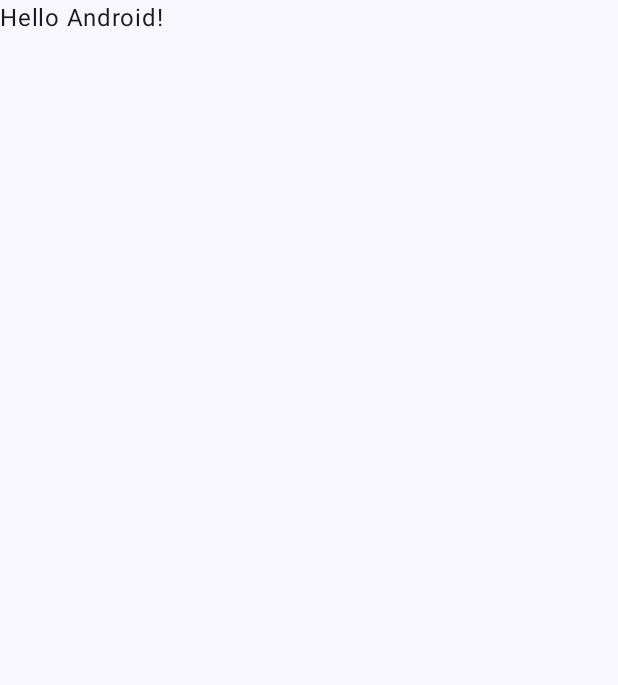
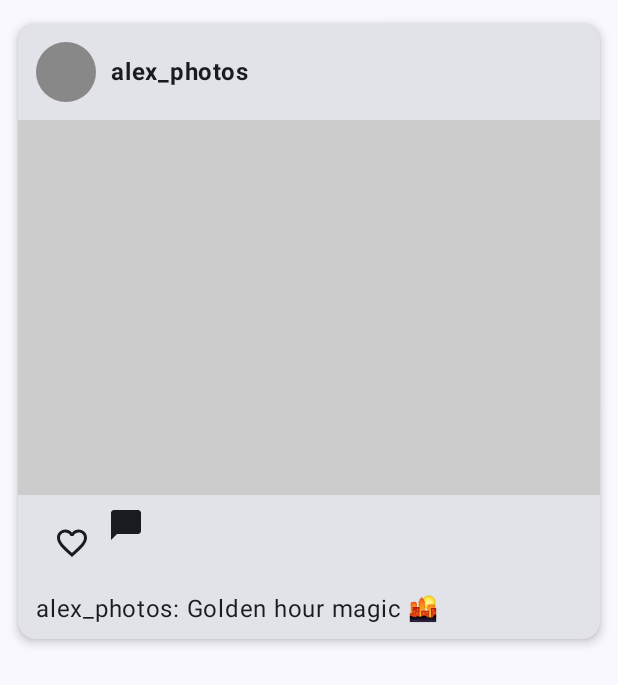
Before and after one commit to Leobej/NexusAura, an Android app built with Jetpack Compose: the screen it shows after launch (MainActivity), on a phone screen of 412 x 824 dp. Before the commit the part shown is almost empty. Shown: the top 685 px of the screen. Run offline under Robolectric (Android 15) with nearby library versions, the phone set to English and light mode, and no system bars; our stand-ins replace Dagger/Hilt's generated code; pictures from the network do not load.

Commit message:
feat: Add feed feature with Hilt DI and Compose UI
Introduces a feed screen with post cards using Jetpack Compose, a fake repository for feed data, and a FeedViewModel with Hilt dependency injection. Updates build configuration for Hilt, Kotlin 17, and required dependencies. Sets up application class for Hilt, and wires feed data flow from repository to UI.

```diff
--- a/NexusAuraAndroid/app/src/main/AndroidManifest.xml
+++ b/NexusAuraAndroid/app/src/main/AndroidManifest.xml
@@ -3,6 +3,7 @@
     xmlns:tools="http://schemas.android.com/tools">
 
     <application
+        android:name=".NexusAuraApp"
         android:allowBackup="true"
         android:dataExtractionRules="@xml/data_extraction_rules"
         android:fullBackupContent="@xml/backup_rules"
--- a/NexusAuraAndroid/app/src/main/java/com/nexus/aura/MainActivity.kt
+++ b/NexusAuraAndroid/app/src/main/java/com/nexus/aura/MainActivity.kt
@@ -4,24 +4,36 @@
 import androidx.activity.ComponentActivity
 import androidx.activity.compose.setContent
 import androidx.activity.enableEdgeToEdge
-import androidx.compose.foundation.layout.fillMaxSize
 import androidx.compose.foundation.layout.padding
 import androidx.compose.material3.Scaffold
 import androidx.compose.material3.Text
 import androidx.compose.runtime.Composable
+import androidx.compose.runtime.collectAsState
+import androidx.compose.runtime.getValue
 import androidx.compose.ui.Modifier
 import androidx.compose.ui.tooling.preview.Preview
+import androidx.hilt.navigation.compose.hiltViewModel
+import com.nexus.aura.domain.models.FeedViewModel
+import com.nexus.aura.ui.feature.feed.FeedScreen
 import com.nexus.aura.ui.theme.NexusAuraAndroidTheme
+import dagger.hilt.android.AndroidEntryPoint
 
+@AndroidEntryPoint
 class MainActivity : ComponentActivity() {
     override fun onCreate(savedInstanceState: Bundle?) {
         super.onCreate(savedInstanceState)
         enableEdgeToEdge()
         setContent {
             NexusAuraAndroidTheme {
-                Scaffold(modifier = Modifier.fillMaxSize()) { innerPadding ->
-                    Greeting(
-                        name = "Android",
+                val feedViewModel: FeedViewModel = hiltViewModel()
+                val posts by feedViewModel.feedPosts.collectAsState()
+
+                Scaffold { innerPadding ->
+                    FeedScreen(
+                        posts = posts,
+                        onLikeClicked = { feedViewModel.toggleLike(it) },
+                        onCommentClicked = { /* navigate to comment */ },
+                        onProfileClicked = { /* TODO */ },
                         modifier = Modifier.padding(innerPadding)
                     )
                 }
--- /dev/null
+++ b/NexusAuraAndroid/app/src/main/java/com/nexus/aura/NexusAuraApp.kt
@@ -0,0 +1,7 @@
+package com.nexus.aura
+
+import android.app.Application
+import dagger.hilt.android.HiltAndroidApp
+
+@HiltAndroidApp
+class NexusAuraApp : Application()
--- /dev/null
+++ b/NexusAuraAndroid/app/src/main/java/com/nexus/aura/data/model/Post.kt
@@ -0,0 +1,12 @@
+package com.nexus.aura.data.model
+
+data class Post(
+    val id: String,
+    val userId: String,
+    val username: String,
+    val userProfilePic: String,
+    val imageUrl: String,
+    val caption: String,
+    val timestamp: Long,
+    val isLiked: Boolean = false
+)
--- /dev/null
+++ b/NexusAuraAndroid/app/src/main/java/com/nexus/aura/di/hilt/FeedModule.kt
@@ -0,0 +1,18 @@
+package com.nexus.aura.di.hilt
+
+import com.nexus.aura.domain.repository.FakeFeedRepository
+import com.nexus.aura.domain.repository.FeedRepository
+import dagger.Module
+import dagger.Provides
+import dagger.hilt.InstallIn
+import dagger.hilt.components.SingletonComponent
+import javax.inject.Singleton
+
+@Module
+@InstallIn(SingletonComponent::class)
+object FeedModule {
+
+    @Provides
+    @Singleton
+    fun provideFeedRepository(): FeedRepository = FakeFeedRepository()
+}
--- /dev/null
+++ b/NexusAuraAndroid/app/src/main/java/com/nexus/aura/domain/models/FeedViewModel.kt
@@ -0,0 +1,38 @@
+package com.nexus.aura.domain.models
+
+import androidx.lifecycle.ViewModel
+import androidx.lifecycle.viewModelScope
+import com.nexus.aura.data.model.Post
+import com.nexus.aura.domain.repository.FeedRepository
+import dagger.hilt.android.lifecycle.HiltViewModel
+import kotlinx.coroutines.flow.MutableStateFlow
+import kotlinx.coroutines.flow.StateFlow
+import kotlinx.coroutines.flow.asStateFlow
+import kotlinx.coroutines.launch
+import javax.inject.Inject
+
+@HiltViewModel
+class FeedViewModel @Inject constructor(
+    private val repository: FeedRepository
+) : ViewModel() {
+
+    private val _feedPosts = MutableStateFlow<List<Post>>(emptyList())
+    val feedPosts: StateFlow<List<Post>> = _feedPosts.asStateFlow()
+
+    init {
+        loadPosts()
+    }
+
+    private fun loadPosts() {
+        viewModelScope.launch {
+            _feedPosts.value = repository.getFeedPosts()
+        }
+    }
+
+    fun toggleLike(post: Post) {
+        // Simulate toggling like (you can update your backend here)
+        _feedPosts.value = _feedPosts.value.map {
+            if (it.id == post.id) it.copy(isLiked = !it.isLiked) else it
+        }
+    }
+}
--- /dev/null
+++ b/NexusAuraAndroid/app/src/main/java/com/nexus/aura/domain/repository/FakeFeedRepository.kt
@@ -0,0 +1,23 @@
+package com.nexus.aura.domain.repository
+
+import com.nexus.aura.data.model.Post
+import kotlinx.coroutines.delay
+import javax.inject.Inject
+
+class FakeFeedRepository @Inject constructor() : FeedRepository {
+    override suspend fun getFeedPosts(): List<Post> {
+        // Simulate network delay
+        delay(1000)
+        return listOf(
+            Post(
+                id = "1",
+                userId = "u1",
+                username = "alex_photos",
+                userProfilePic = "https://randomuser.me/api/portraits/men/1.jpg",
+                imageUrl = "https://picsum.photos/600/300",
+                caption = "Golden hour magic 🌇",
+                timestamp = System.currentTimeMillis()
+            )
+        )
+    }
+}
--- /dev/null
+++ b/NexusAuraAndroid/app/src/main/java/com/nexus/aura/domain/repository/FeedRepository.kt
@@ -0,0 +1,7 @@
+package com.nexus.aura.domain.repository
+
+import com.nexus.aura.data.model.Post
+
+interface FeedRepository {
+    suspend fun getFeedPosts(): List<Post>
+}
--- /dev/null
+++ b/NexusAuraAndroid/app/src/main/java/com/nexus/aura/ui/feature/feed/FeedScreen.kt
@@ -0,0 +1,34 @@
+package com.nexus.aura.ui.feature.feed
+
+import androidx.compose.foundation.layout.PaddingValues
+import androidx.compose.foundation.layout.fillMaxSize
+import androidx.compose.foundation.lazy.LazyColumn
+import androidx.compose.foundation.lazy.items
+import androidx.compose.runtime.Composable
+import androidx.compose.ui.Modifier
+import androidx.compose.ui.unit.dp
+import com.nexus.aura.data.model.Post
+import com.nexus.aura.ui.feature.post.PostCard
+
+@Composable
+fun FeedScreen(
+    posts: List<Post>,
+    onLikeClicked: (Post) -> Unit,
+    onCommentClicked: (Post) -> Unit,
+    onProfileClicked: (String) -> Unit,
+    modifier: Modifier
+) {
+    LazyColumn(
+        modifier = Modifier.fillMaxSize(),
+        contentPadding = PaddingValues(vertical = 8.dp)
+    ) {
+        items(posts) { post ->
+            PostCard(
+                post = post,
+                onLikeClicked = { onLikeClicked(post) },
+                onCommentClicked = { onCommentClicked(post) },
+                onProfileClicked = { onProfileClicked(post.userId) }
+            )
+        }
+    }
+}
--- /dev/null
+++ b/NexusAuraAndroid/app/src/main/java/com/nexus/aura/ui/feature/post/PostCard.kt
@@ -0,0 +1,99 @@
+package com.nexus.aura.ui.feature.post
+
+import androidx.compose.foundation.background
+import androidx.compose.foundation.clickable
+import androidx.compose.foundation.layout.Box
+import androidx.compose.foundation.layout.Column
+import androidx.compose.foundation.layout.Row
+import androidx.compose.foundation.layout.Spacer
+import androidx.compose.foundation.layout.fillMaxWidth
+import androidx.compose.foundation.layout.height
+import androidx.compose.foundation.layout.padding
+import androidx.compose.foundation.layout.size
+import androidx.compose.foundation.layout.width
+import androidx.compose.foundation.shape.CircleShape
+import androidx.compose.foundation.shape.RoundedCornerShape
+import androidx.compose.material.icons.Icons
+import androidx.compose.material.icons.filled.ChatBubble
+import androidx.compose.material.icons.filled.FavoriteBorder
+import androidx.compose.material3.Card
+import androidx.compose.material3.CardDefaults
+import androidx.compose.material3.Icon
+import androidx.compose.material3.IconButton
+import androidx.compose.material3.Text
+import androidx.compose.runtime.Composable
+import androidx.compose.ui.Alignment
+import androidx.compose.ui.Modifier
+import androidx.compose.ui.draw.clip
+import androidx.compose.ui.graphics.Color
+import androidx.compose.ui.text.font.FontWeight
+import androidx.compose.ui.text.style.TextOverflow
+import androidx.compose.ui.unit.dp
+import com.nexus.aura.data.model.Post
+@Composable
+fun PostCard(
+    post: Post,
+    onLikeClicked: () -> Unit,
+    onCommentClicked: () -> Unit,
+    onProfileClicked: () -> Unit
+) {
+    Card(
+        modifier = Modifier
+            .fillMaxWidth()
+            .padding(vertical = 8.dp, horizontal = 12.dp),
+        elevation = CardDefaults.cardElevation(defaultElevation = 4.dp),
+        shape = RoundedCornerShape(12.dp)
+    ) {
+        Column(modifier = Modifier.fillMaxWidth()) {
+
+            // Profile section
+            Row(
+                verticalAlignment = Alignment.CenterVertically,
+                modifier = Modifier
+                    .fillMaxWidth()
+                    .padding(12.dp)
+            ) {
+                // Replace with CoilImage or AsyncImage for real app
+                Box(
+                    modifier = Modifier
+                        .size(40.dp)
+                        .clip(CircleShape)
+                        .background(Color.Gray)
+                        .clickable { onProfileClicked() }
+                )
+                Spacer(modifier = Modifier.width(10.dp))
+                Text(post.username, fontWeight = FontWeight.Bold)
+            }
+
+            // Post Image (fake gray box for now)
+            Box(
+                modifier = Modifier
+                    .fillMaxWidth()
+                    .height(250.dp)
+                    .background(Color.LightGray)
+            )
+
+            // Actions Row
+            Row(
+                modifier = Modifier
+                    .fillMaxWidth()
+                    .padding(horizontal = 12.dp, vertical = 8.dp)
+            ) {
+                IconButton(onClick = onLikeClicked) {
+                    Icon(Icons.Default.FavoriteBorder, contentDescription = "Like")
+                }
+                Icon(Icons.Filled.ChatBubble, contentDescription = "Comment")
+            }
+
+            // Caption
+            Text(
+                text = "${post.username}: ${post.caption}",
+                modifier = Modifier.padding(horizontal = 12.dp),
+                maxLines = 2,
+                overflow = TextOverflow.Ellipsis
+            )
+
+            Spacer(modifier = Modifier.height(8.dp))
+        }
+    }
+}
--- a/NexusAuraAndroid/build.gradle.kts
+++ b/NexusAuraAndroid/build.gradle.kts
@@ -2,4 +2,5 @@
 plugins {
     alias(libs.plugins.android.application) apply false
     alias(libs.plugins.jetbrains.kotlin.android) apply false
+    alias(libs.plugins.hilt) apply false // Only if using Hilt plugin alias
 }
```
Also changed, not shown: NexusAuraAndroid/app/build.gradle.kts (+13 -3 lines), NexusAuraAndroid/app/src/main/java/com/nexus/aura/routes/FeedRoute.kt (added, +25 -0 lines), NexusAuraAndroid/gradle/libs.versions.toml (+7 -0 lines).
